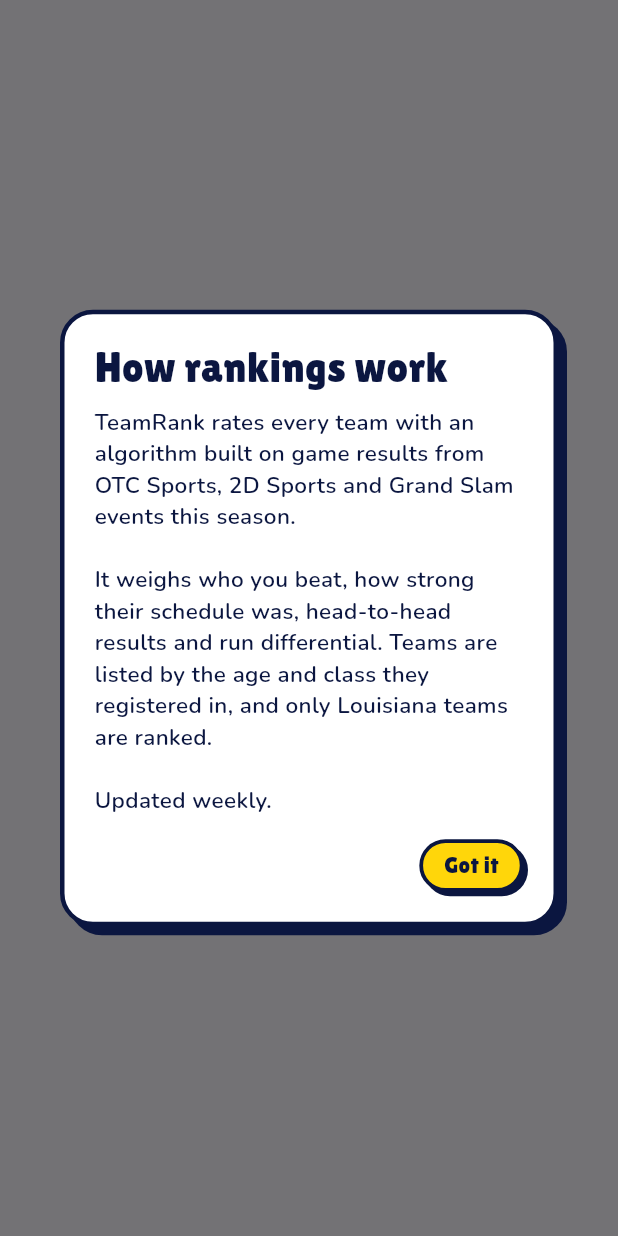
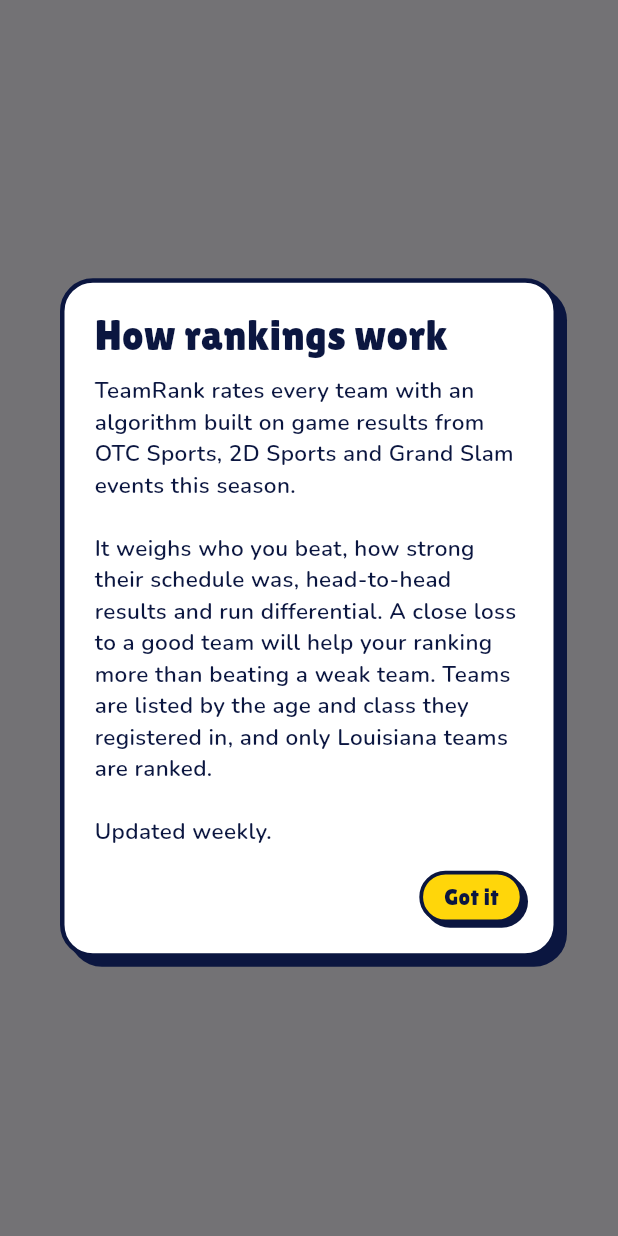
Before and after one commit to jfreema/TeamRank, a Flutter app: what showAboutRankings() shows on an empty page, opened directly, on a phone screen of 412 x 824 dp. Run offline on Flutter 3.47's test engine with Material 3 defaults, Android fonts, the phone set to English and light mode, and no system bars; our stand-ins replace cloud_firestore, firebase_auth, firebase_core; accounts and stored records are empty; network calls fail.

Commit message:
Info page: a close loss to a good team helps more than beating a weak one
Co-Authored-By: Claude Opus 5.5 (1M context) <noreply@anthropic.com>
Claude-Session: https://claude.ai/code/session_01S3cJdbvM3xhNdYghrNvuwr

```diff
--- a/app/lib/screens/rankings_screen.dart
+++ b/app/lib/screens/rankings_screen.dart
@@ -387,7 +387,8 @@ void showAboutRankings(BuildContext context) {
                     'TeamRank rates every team with an algorithm built on game results '
                     'from OTC Sports, 2D Sports and Grand Slam events this season.\n\n'
                     'It weighs who you beat, how strong their schedule was, head-to-head '
-                    'results and run differential. Teams are listed by the age and class '
+                    'results and run differential. A close loss to a good team will help '
+                    'your ranking more than beating a weak team. Teams are listed by the age and class '
                     'they registered in, and only Louisiana teams are ranked.\n\n'
                     'Updated weekly.',
                     style: body(15, weight: 600),
```
